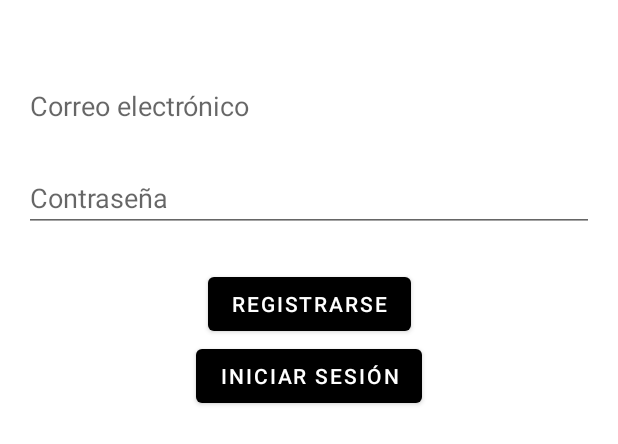
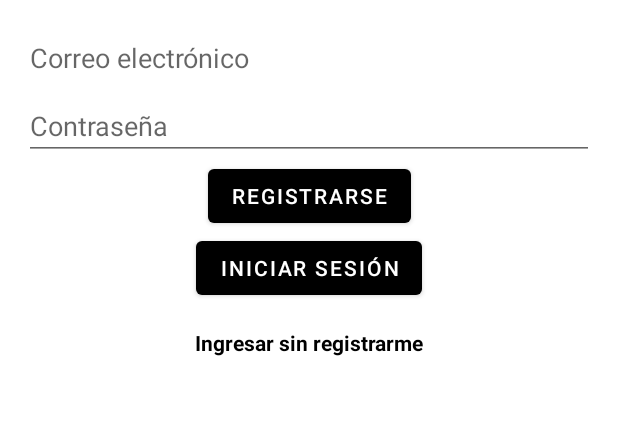
Before and after one commit to marzubiri/Final-am-acn4a-paez-zubiri, an Android app: the layout activity_register.xml on its own in the app's theme, with its tools: preview values and no code run, on a phone screen of 412 x 824 dp. Shown: the top 444 px of the screen. Run offline under Robolectric (Android 15) with nearby library versions, the phone set to English and light mode, and no system bars.

Commit message:
feat: implementar funcionalidad para ingresar sin registrarse

```diff
--- /dev/null
+++ b/app/src/main/res/drawable/baseline_arrow_circle_right_24.xml
@@ -0,0 +1,5 @@
+<vector xmlns:android="http://schemas.android.com/apk/res/android" android:height="24dp" android:tint="#000000" android:viewportHeight="24" android:viewportWidth="24" android:width="24dp">
+
+    <path android:fillColor="@android:color/white" android:pathData="M22,12c0,-5.52 -4.48,-10 -10,-10S2,6.48 2,12c0,5.52 4.48,10 10,10S22,17.52 22,12zM12,13l-4,0v-2l4,0V8l4,4l-4,4V13z"/>
+
+</vector>
--- /dev/null
+++ b/app/src/main/res/drawable/baseline_login_24.xml
@@ -0,0 +1,5 @@
+<vector xmlns:android="http://schemas.android.com/apk/res/android" android:autoMirrored="true" android:height="24dp" android:tint="#000000" android:viewportHeight="24" android:viewportWidth="24" android:width="24dp">
+
+    <path android:fillColor="@android:color/white" android:pathData="M11,7L9.6,8.4l2.6,2.6H2v2h10.2l-2.6,2.6L11,17l5,-5L11,7zM20,19h-8v2h8c1.1,0 2,-0.9 2,-2V5c0,-1.1 -0.9,-2 -2,-2h-8v2h8V19z"/>
+
+</vector>
--- a/app/src/main/res/layout/activity_register.xml
+++ b/app/src/main/res/layout/activity_register.xml
@@ -1,5 +1,6 @@
 <?xml version="1.0" encoding="utf-8"?>
-<androidx.constraintlayout.widget.ConstraintLayout xmlns:android="http://schemas.android.com/apk/res/android"
+<androidx.constraintlayout.widget.ConstraintLayout
+    xmlns:android="http://schemas.android.com/apk/res/android"
     xmlns:app="http://schemas.android.com/apk/res-auto"
     android:layout_width="match_parent"
     android:layout_height="match_parent"
@@ -8,30 +9,28 @@
     <!-- Campo de entrada para el correo -->
     <EditText
         android:id="@+id/emailEditText"
-        android:layout_width="0dp"
+        android:layout_width="match_parent"
         android:layout_height="wrap_content"
         android:hint="Correo electrónico"
         android:inputType="textEmailAddress"
         app:layout_constraintTop_toTopOf="parent"
         app:layout_constraintStart_toStartOf="parent"
         app:layout_constraintEnd_toEndOf="parent"
-        app:layout_constraintHorizontal_bias="0.5"
-        android:layout_marginTop="32dp" />
+        android:layout_marginBottom="16dp" />
 
     <!-- Campo de entrada para la contraseña -->
     <EditText
         android:id="@+id/passwordEditText"
-        android:layout_width="0dp"
+        android:layout_width="match_parent"
         android:layout_height="wrap_content"
         android:hint="Contraseña"
         android:inputType="textPassword"
         app:layout_constraintTop_toBottomOf="@id/emailEditText"
         app:layout_constraintStart_toStartOf="parent"
         app:layout_constraintEnd_toEndOf="parent"
-        app:layout_constraintHorizontal_bias="0.5"
-        android:layout_marginTop="16dp" />
+        android:layout_marginBottom="16dp" />
 
-    <!-- Botón de registro -->
+    <!-- Botón para registrarse -->
     <Button
         android:id="@+id/registerButton"
         android:layout_width="wrap_content"
@@ -40,7 +39,7 @@
         app:layout_constraintTop_toBottomOf="@id/passwordEditText"
         app:layout_constraintStart_toStartOf="parent"
         app:layout_constraintEnd_toEndOf="parent"
-        android:layout_marginTop="24dp" />
+        android:layout_marginBottom="16dp" />
 
     <!-- Botón para ir a iniciar sesión -->
     <Button
@@ -50,6 +49,20 @@
         android:text="Iniciar sesión"
         app:layout_constraintTop_toBottomOf="@id/registerButton"
         app:layout_constraintStart_toStartOf="parent"
-        app:layout_constraintEnd_toEndOf="parent" />
+        app:layout_constraintEnd_toEndOf="parent"
+        android:layout_marginBottom="16dp" />
+
+    <!-- Enlace para ingresar sin registrarse -->
+    <TextView
+        android:id="@+id/guestLoginLink"
+        android:layout_width="wrap_content"
+        android:layout_height="wrap_content"
+        android:text="Ingresar sin registrarme"
+        android:textColor="@color/my_light_primary"
+        android:textStyle="bold"
+        app:layout_constraintTop_toBottomOf="@id/goToLoginButton"
+        app:layout_constraintStart_toStartOf="parent"
+        app:layout_constraintEnd_toEndOf="parent"
+        android:layout_marginTop="16dp" />
 
 </androidx.constraintlayout.widget.ConstraintLayout>
```
Also changed, not shown: app/build.gradle.kts (+6 -10 lines), app/src/main/java/ar/edu/davinci/a242_clase3/LoginActivity.java (+12 -18 lines), app/src/main/java/ar/edu/davinci/a242_clase3/MainActivity.java (+30 -11 lines), app/src/main/java/ar/edu/davinci/a242_clase3/RegisterActivity.java (+14 -24 lines), app/src/main/res/layout/activity_login.xml (+15 -1 lines), app/src/main/res/menu/guest_menu.xml (added, +11 -0 lines).
